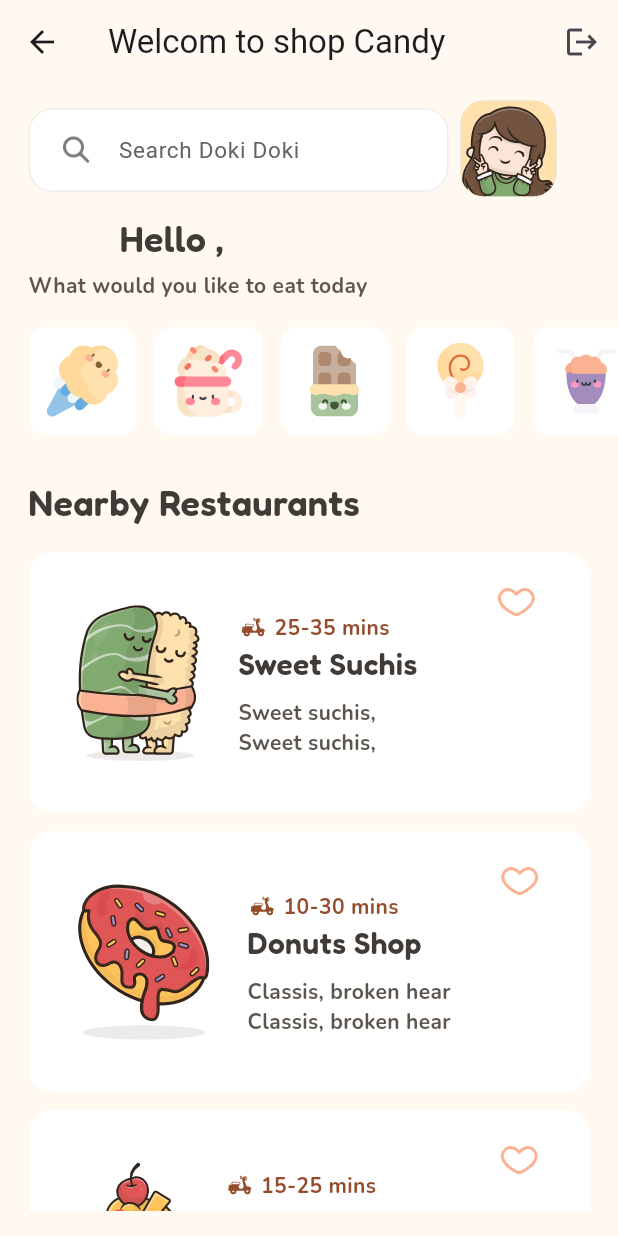
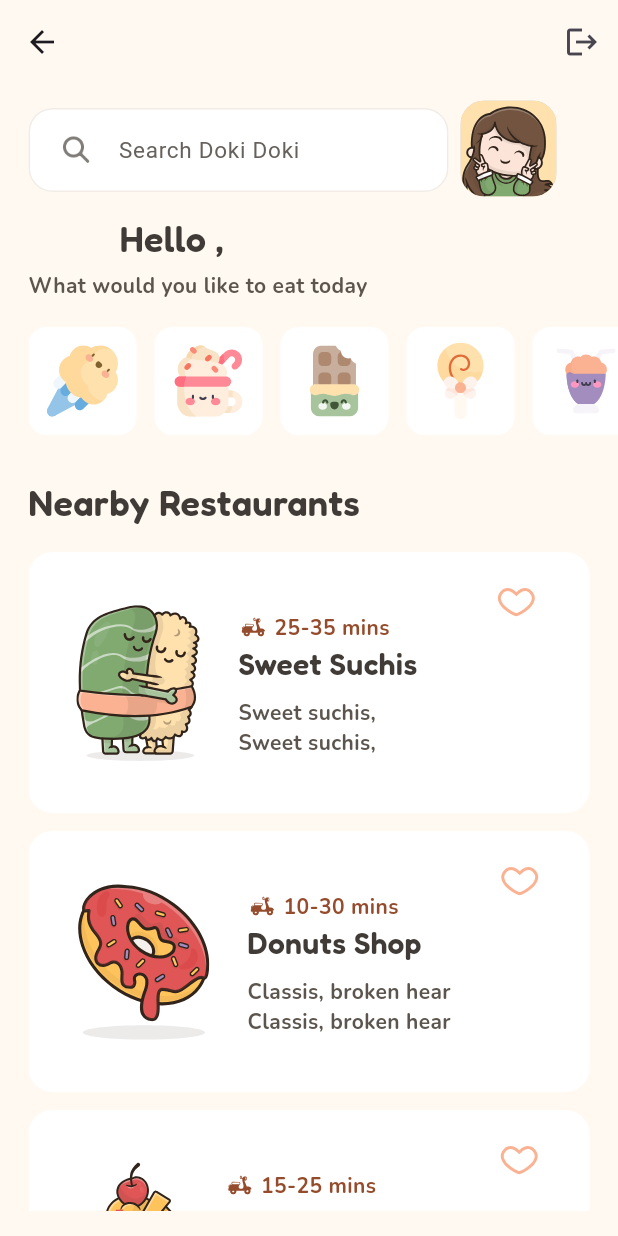
Before and after one commit to Mahmoud-ElShorbagy/candy_buy, a Flutter app: the HomeView screen opened by its route, on a phone screen of 412 x 824 dp. Run offline on Flutter 3.47's test engine with Material 3 defaults, Android fonts, the phone set to English and light mode, and no system bars; our stand-ins replace cloud_firestore, equatable, firebase_auth, firebase_core, flutter_bloc, flutter_svg; accounts and stored records are empty.

Commit message:
update view.dart

```diff
--- a/lib/views/view_candy/home/view.dart
+++ b/lib/views/view_candy/home/view.dart
@@ -23,14 +23,13 @@ class HomeView extends StatelessWidget {
                 },
                 icon: const Icon(Icons.logout))
           ],
-          title: const Text("Welcom to shop Candy"),
         ),
         body: Padding(
           padding: const EdgeInsets.only(left: 19),
           child:
               Column(crossAxisAlignment: CrossAxisAlignment.start, children: [
             const AppBarView(),
-            const TitleView(),
+            TitleView(),
             Container(
                 margin: const EdgeInsets.only(top: 18, bottom: 28),
                 child: const ScrollableCandyListView()),
```
